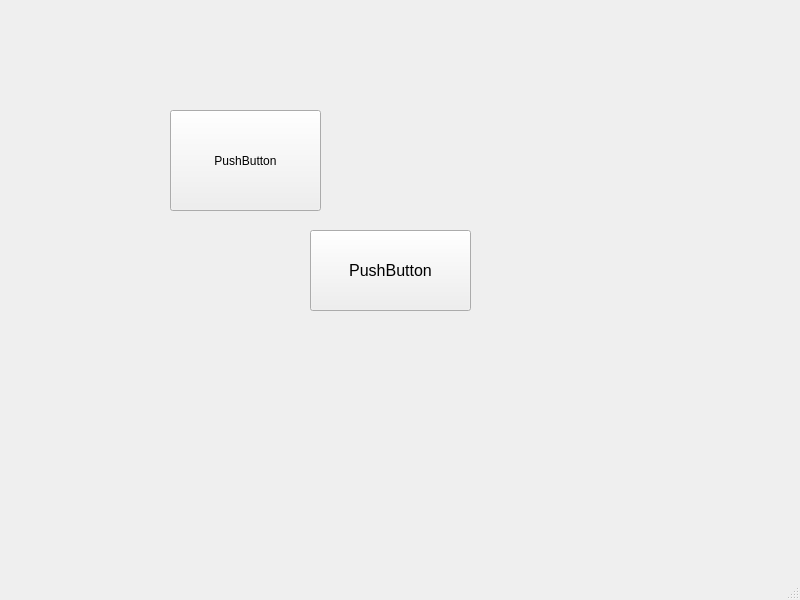
This is mainwindow.ui in sangpham2710/CS163-Project as Qt 5 draws it before an edit. The edited form follows.
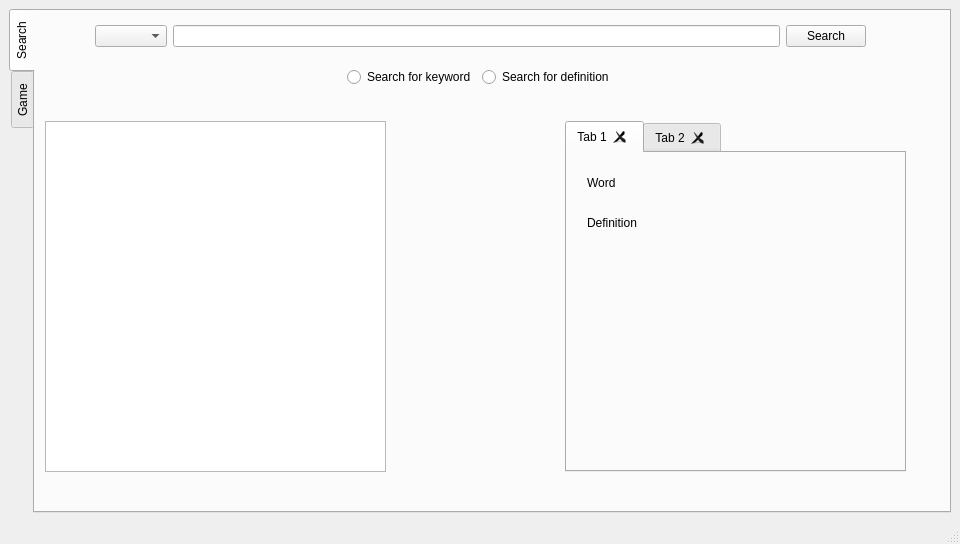
This is the edited form.

Commit message: add search scene

```diff
--- a/mainwindow.ui
+++ b/mainwindow.ui
@@ -6,45 +6,263 @@
    <rect>
     <x>0</x>
     <y>0</y>
-    <width>800</width>
-    <height>600</height>
+    <width>960</width>
+    <height>544</height>
    </rect>
   </property>
   <property name="windowTitle">
    <string>MainWindow</string>
   </property>
   <widget class="QWidget" name="centralwidget">
-   <widget class="QPushButton" name="pushButton">
-    <property name="geometry">
-     <rect>
-      <x>310</x>
-      <y>230</y>
-      <width>161</width>
-      <height>81</height>
-     </rect>
-    </property>
-    <property name="font">
-     <font>
-      <pointsize>12</pointsize>
-     </font>
-    </property>
-    <property name="text">
-     <string>PushButton</string>
-    </property>
-   </widget>
-   <widget class="QPushButton" name="pushButton_2">
-    <property name="geometry">
-     <rect>
-      <x>170</x>
-      <y>110</y>
-      <width>151</width>
-      <height>101</height>
-     </rect>
-    </property>
-    <property name="text">
-     <string>PushButton</string>
-    </property>
-   </widget>
+   <layout class="QHBoxLayout" name="horizontalLayout_2">
+    <item>
+     <widget class="QTabWidget" name="tabWidget">
+      <property name="sizePolicy">
+       <sizepolicy hsizetype="Expanding" vsizetype="Preferred">
+        <horstretch>0</horstretch>
+        <verstretch>0</verstretch>
+       </sizepolicy>
+      </property>
+      <property name="tabPosition">
+       <enum>QTabWidget::West</enum>
+      </property>
+      <property name="currentIndex">
+       <number>0</number>
+      </property>
+      <property name="movable">
+       <bool>true</bool>
+      </property>
+      <widget class="QWidget" name="tabSearch">
+       <attribute name="title">
+        <string>Search</string>
+       </attribute>
+       <widget class="QWidget" name="layoutWidget">
+        <property name="geometry">
+         <rect>
+          <x>60</x>
+          <y>0</y>
+          <width>771</width>
+          <height>91</height>
+         </rect>
+        </property>
+        <layout class="QVBoxLayout" name="verticalLayout">
+         <item>
+          <layout class="QHBoxLayout" name="horizontalLayout">
+           <item>
+            <widget class="QComboBox" name="comboBoxSearch"/>
+           </item>
+           <item>
+            <widget class="QLineEdit" name="lineEditSearch"/>
+           </item>
+           <item>
+            <widget class="QPushButton" name="pushButtonSearch">
+             <property name="text">
+              <string>Search</string>
+             </property>
+            </widget>
+           </item>
+          </layout>
+         </item>
+         <item>
+          <layout class="QHBoxLayout" name="horizontalLayoutSearchType">
+           <item>
+            <spacer name="horizontalSpacer">
+             <property name="orientation">
+              <enum>Qt::Horizontal</enum>
+             </property>
+             <property name="sizeType">
+              <enum>QSizePolicy::Expanding</enum>
+             </property>
+             <property name="sizeHint" stdset="0">
+              <size>
+               <width>40</width>
+               <height>20</height>
+              </size>
+             </property>
+            </spacer>
+           </item>
+           <item>
+            <widget class="QRadioButton" name="radioButtonSearchTypeKey">
+             <property name="text">
+              <string>Search for keyword</string>
+             </property>
+            </widget>
+           </item>
+           <item>
+            <widget class="QRadioButton" name="radioButtonSearchTypeDef">
+             <property name="text">
+              <string>Search for definition</string>
+             </property>
+            </widget>
+           </item>
+           <item>
+            <spacer name="horizontalSpacer_2">
+             <property name="orientation">
+              <enum>Qt::Horizontal</enum>
+             </property>
+             <property name="sizeHint" stdset="0">
+              <size>
+               <width>40</width>
+               <height>20</height>
+              </size>
+             </property>
+            </spacer>
+           </item>
+          </layout>
+         </item>
+        </layout>
+       </widget>
+       <widget class="QListWidget" name="listWidget">
+        <property name="geometry">
+         <rect>
+          <x>10</x>
+          <y>110</y>
+          <width>341</width>
+          <height>351</height>
+         </rect>
+        </property>
+       </widget>
+       <widget class="QTabWidget" name="tabWidgetDefinition">
+        <property name="geometry">
+         <rect>
+          <x>530</x>
+          <y>110</y>
+          <width>341</width>
+          <height>351</height>
+         </rect>
+        </property>
+        <property name="tabsClosable">
+         <bool>true</bool>
+        </property>
+        <property name="movable">
+         <bool>true</bool>
+        </property>
+        <widget class="QWidget" name="tab">
+         <attribute name="title">
+          <string>Tab 1</string>
+         </attribute>
+         <widget class="QLabel" name="label">
+          <property name="geometry">
+           <rect>
+            <x>20</x>
+            <y>20</y>
+            <width>63</width>
+            <height>20</height>
+           </rect>
+          </property>
+          <property name="text">
+           <string>Word</string>
+          </property>
+         </widget>
+         <widget class="QLabel" name="label_2">
+          <property name="geometry">
+           <rect>
+            <x>20</x>
+            <y>60</y>
+            <width>71</width>
+            <height>20</height>
+           </rect>
+          </property>
+          <property name="text">
+           <string>Definition</string>
+          </property>
+         </widget>
+        </widget>
+        <widget class="QWidget" name="tab_3">
+         <attribute name="title">
+          <string>Tab 2</string>
+         </attribute>
+        </widget>
+       </widget>
+      </widget>
+      <widget class="QWidget" name="widget">
+       <attribute name="title">
+        <string>Game</string>
+       </attribute>
+       <widget class="QListWidget" name="listWidget_2">
+        <property name="geometry">
+         <rect>
+          <x>100</x>
+          <y>50</y>
+          <width>731</width>
+          <height>121</height>
+         </rect>
+        </property>
+       </widget>
+       <widget class="QFrame" name="frame">
+        <property name="geometry">
+         <rect>
+          <x>90</x>
+          <y>250</y>
+          <width>761</width>
+          <height>221</height>
+         </rect>
+        </property>
+        <property name="frameShape">
+         <enum>QFrame::StyledPanel</enum>
+        </property>
+        <property name="frameShadow">
+         <enum>QFrame::Raised</enum>
+        </property>
+        <layout class="QGridLayout" name="gridLayout">
+         <item row="1" column="1">
+          <widget class="QPushButton" name="pushButton_4">
+           <property name="sizePolicy">
+            <sizepolicy hsizetype="Expanding" vsizetype="Expanding">
+             <horstretch>0</horstretch>
+             <verstretch>0</verstretch>
+            </sizepolicy>
+           </property>
+           <property name="text">
+            <string>PushButton</string>
+           </property>
+          </widget>
+         </item>
+         <item row="0" column="0">
+          <widget class="QPushButton" name="pushButton">
+           <property name="sizePolicy">
+            <sizepolicy hsizetype="Expanding" vsizetype="Expanding">
+             <horstretch>0</horstretch>
+             <verstretch>0</verstretch>
+            </sizepolicy>
+           </property>
+           <property name="text">
+            <string>PushButton</string>
+           </property>
+          </widget>
+         </item>
+         <item row="1" column="0">
+          <widget class="QPushButton" name="pushButton_3">
+           <property name="sizePolicy">
+            <sizepolicy hsizetype="Expanding" vsizetype="Expanding">
+             <horstretch>0</horstretch>
+             <verstretch>0</verstretch>
+            </sizepolicy>
+           </property>
+           <property name="text">
+            <string>PushButton</string>
+           </property>
+          </widget>
+         </item>
+         <item row="0" column="1">
+          <widget class="QPushButton" name="pushButton_2">
+           <property name="sizePolicy">
+            <sizepolicy hsizetype="Expanding" vsizetype="Expanding">
+             <horstretch>0</horstretch>
+             <verstretch>0</verstretch>
+            </sizepolicy>
+           </property>
+           <property name="text">
+            <string>PushButton</string>
+           </property>
+          </widget>
+         </item>
+        </layout>
+       </widget>
+      </widget>
+     </widget>
+    </item>
+   </layout>
   </widget>
   <widget class="QMenuBar" name="menubar">
    <property name="geometry">
```
Left out of the diff: 2 changed lines with no effect on the pictures. The commit also changes 2 other files.
